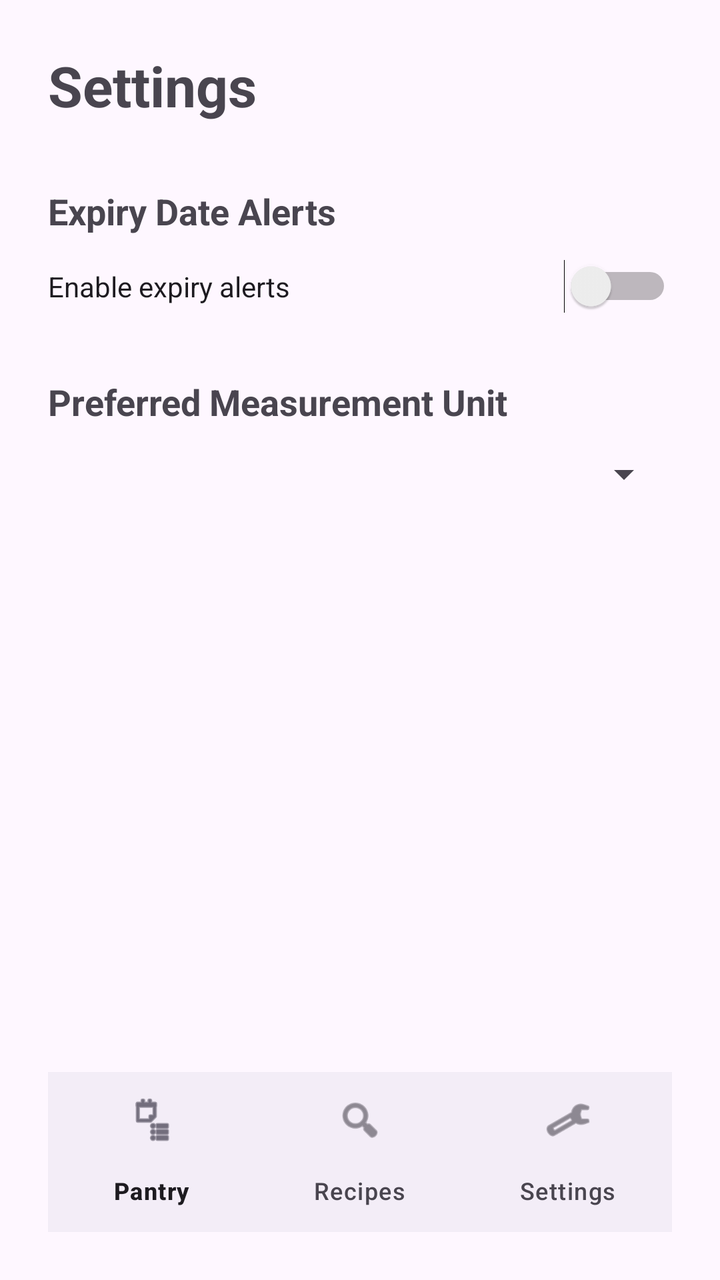
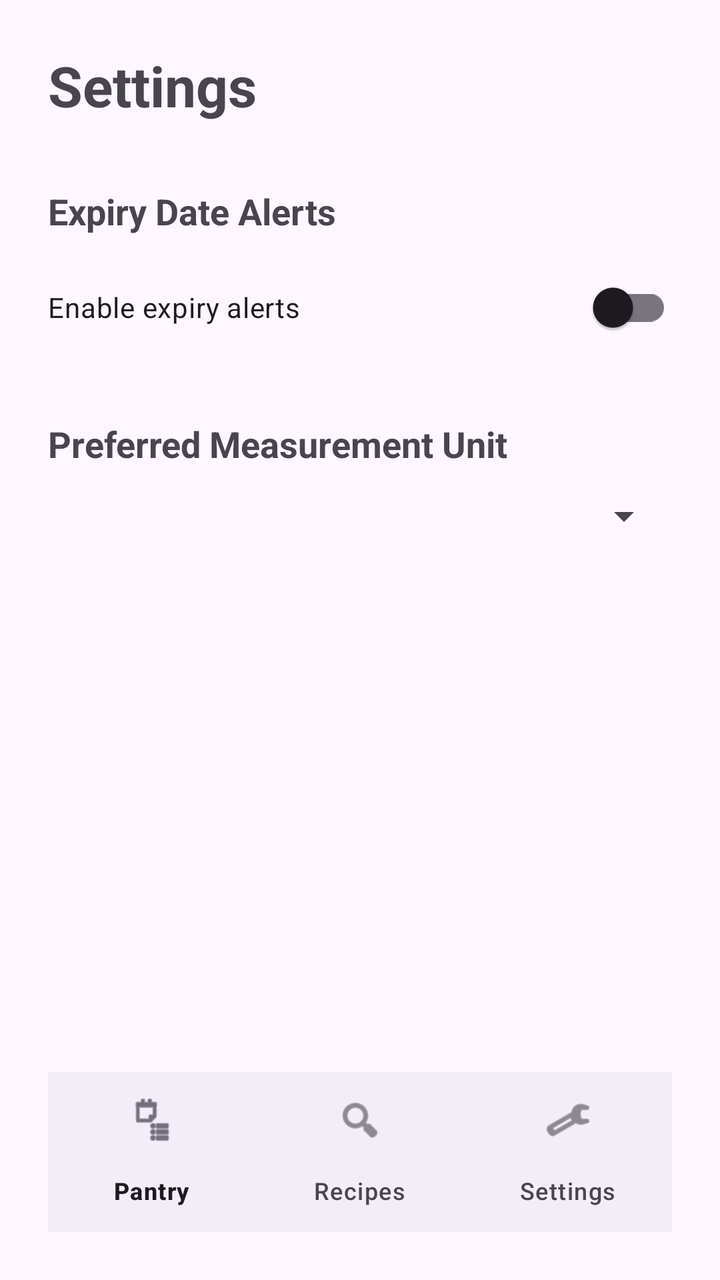

The first picture is an Android layout as it rendered before a commit; the second is the same layout after the commit. The layout source and the unified diff follow.
<!-- AndroidManifest.xml: application theme Theme.SmartPantryManager -->
<!-- res/layout/activity_settings.xml -->
<?xml version="1.0" encoding="utf-8"?>
<androidx.constraintlayout.widget.ConstraintLayout
    xmlns:android="http://schemas.android.com/apk/res/android"
    xmlns:app="http://schemas.android.com/apk/res-auto"
    xmlns:tools="http://schemas.android.com/tools"
    android:id="@+id/main"
    android:layout_width="match_parent"
    android:layout_height="match_parent"
    android:padding="24dp"
    tools:context=".SettingsActivity">

    <TextView
        android:id="@+id/textSettingsTitle"
        android:layout_width="0dp"
        android:layout_height="wrap_content"
        android:text="Settings"
        android:textSize="28sp"
        android:textStyle="bold"
        app:layout_constraintEnd_toEndOf="parent"
        app:layout_constraintStart_toStartOf="parent"
        app:layout_constraintTop_toTopOf="parent" />

    <TextView
        android:id="@+id/textExpiryAlertsLabel"
        android:layout_width="0dp"
        android:layout_height="wrap_content"
        android:layout_marginTop="32dp"
        android:text="Expiry Date Alerts"
        android:textSize="18sp"
        android:textStyle="bold"
        app:layout_constraintEnd_toEndOf="parent"
        app:layout_constraintStart_toStartOf="parent"
        app:layout_constraintTop_toBottomOf="@id/textSettingsTitle" />

    <Switch
        android:id="@+id/switchExpiryAlerts"
        android:layout_width="0dp"
        android:layout_height="wrap_content"
        android:layout_marginTop="12dp"
        android:text="Enable expiry alerts"
        app:layout_constraintEnd_toEndOf="parent"
        app:layout_constraintStart_toStartOf="parent"
        app:layout_constraintTop_toBottomOf="@id/textExpiryAlertsLabel" />

    <TextView
        android:id="@+id/textUnitPreferenceLabel"
        android:layout_width="0dp"
        android:layout_height="wrap_content"
        android:layout_marginTop="32dp"
        android:text="Preferred Measurement Unit"
        android:textSize="18sp"
        android:textStyle="bold"
        app:layout_constraintEnd_toEndOf="parent"
        app:layout_constraintStart_toStartOf="parent"
        app:layout_constraintTop_toBottomOf="@id/switchExpiryAlerts" />

    <Spinner
        android:id="@+id/spinnerUnitPreference"
        android:layout_width="0dp"
        android:layout_height="wrap_content"
        android:layout_marginTop="12dp"
        app:layout_constraintEnd_toEndOf="parent"
        app:layout_constraintStart_toStartOf="parent"
        app:layout_constraintTop_toBottomOf="@id/textUnitPreferenceLabel" />

    <com.google.android.material.bottomnavigation.BottomNavigationView
        android:id="@+id/bottomNavigation"
        android:layout_width="0dp"
        android:layout_height="wrap_content"
        app:menu="@menu/bottom_nav_menu"
        app:layout_constraintBottom_toBottomOf="parent"
        app:layout_constraintEnd_toEndOf="parent"
        app:layout_constraintStart_toStartOf="parent" />

</androidx.constraintlayout.widget.ConstraintLayout>
<!-- resources referenced by this layout -->
<resources>
  <style name="Theme.SmartPantryManager" parent="Base.Theme.SmartPantryManager" />
  <style name="Base.Theme.SmartPantryManager" parent="Theme.Material3.DayNight.NoActionBar">
          
          
      </style>
</resources>

<!-- the commit's change to res/layout/activity_settings.xml (unified diff, before → after) -->
@@ -13,7 +13,7 @@
         android:id="@+id/textSettingsTitle"
         android:layout_width="0dp"
         android:layout_height="wrap_content"
-        android:text="Settings"
+        android:text="@string/settings_title"
         android:textSize="28sp"
         android:textStyle="bold"
         app:layout_constraintEnd_toEndOf="parent"
@@ -25,19 +25,19 @@
         android:layout_width="0dp"
         android:layout_height="wrap_content"
         android:layout_marginTop="32dp"
-        android:text="Expiry Date Alerts"
+        android:text="@string/expiry_alerts_title"
         android:textSize="18sp"
         android:textStyle="bold"
         app:layout_constraintEnd_toEndOf="parent"
         app:layout_constraintStart_toStartOf="parent"
         app:layout_constraintTop_toBottomOf="@id/textSettingsTitle" />
 
-    <Switch
+    <androidx.appcompat.widget.SwitchCompat
         android:id="@+id/switchExpiryAlerts"
         android:layout_width="0dp"
         android:layout_height="wrap_content"
         android:layout_marginTop="12dp"
-        android:text="Enable expiry alerts"
+        android:text="@string/enable_expiry_alerts"
         app:layout_constraintEnd_toEndOf="parent"
         app:layout_constraintStart_toStartOf="parent"
         app:layout_constraintTop_toBottomOf="@id/textExpiryAlertsLabel" />
@@ -47,7 +47,7 @@
         android:layout_width="0dp"
         android:layout_height="wrap_content"
         android:layout_marginTop="32dp"
-        android:text="Preferred Measurement Unit"
+        android:text="@string/preferred_measurement_unit"
         android:textSize="18sp"
         android:textStyle="bold"
         app:layout_constraintEnd_toEndOf="parent"
<!-- resource entries referenced after the edit -->
@@ -1,5 +1,9 @@
 <!-- resources referenced by this layout -->
 <resources>
+  <string name="enable_expiry_alerts">Enable expiry alerts</string>
+  <string name="expiry_alerts_title">Expiry Date Alerts</string>
+  <string name="preferred_measurement_unit">Preferred Measurement Unit</string>
+  <string name="settings_title">Settings</string>
   <style name="Theme.SmartPantryManager" parent="Base.Theme.SmartPantryManager" />
   <style name="Base.Theme.SmartPantryManager" parent="Theme.Material3.DayNight.NoActionBar">
           
